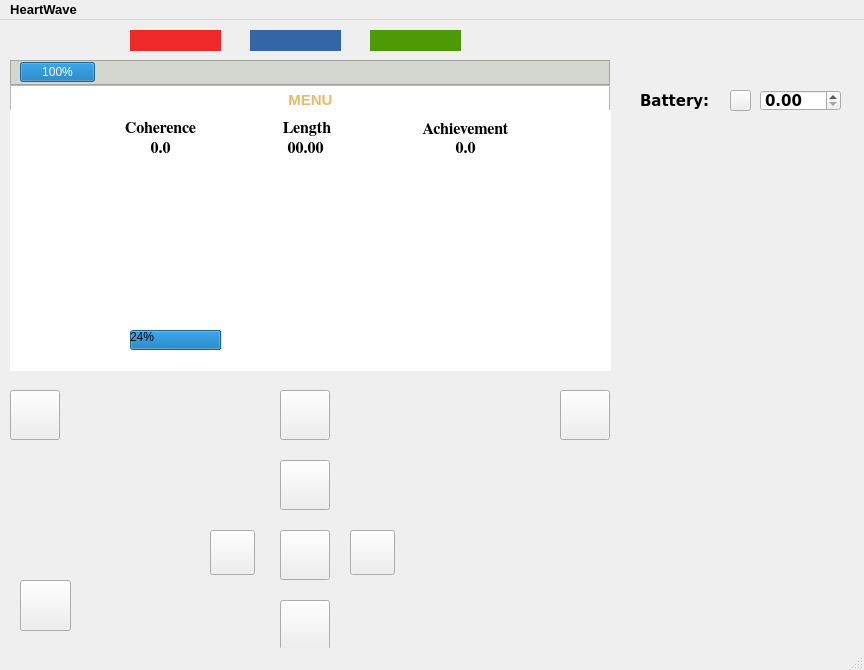
Above: mainwindow.ui from Cherrybomb33/HeartWave before the change. Below: the same form after it.
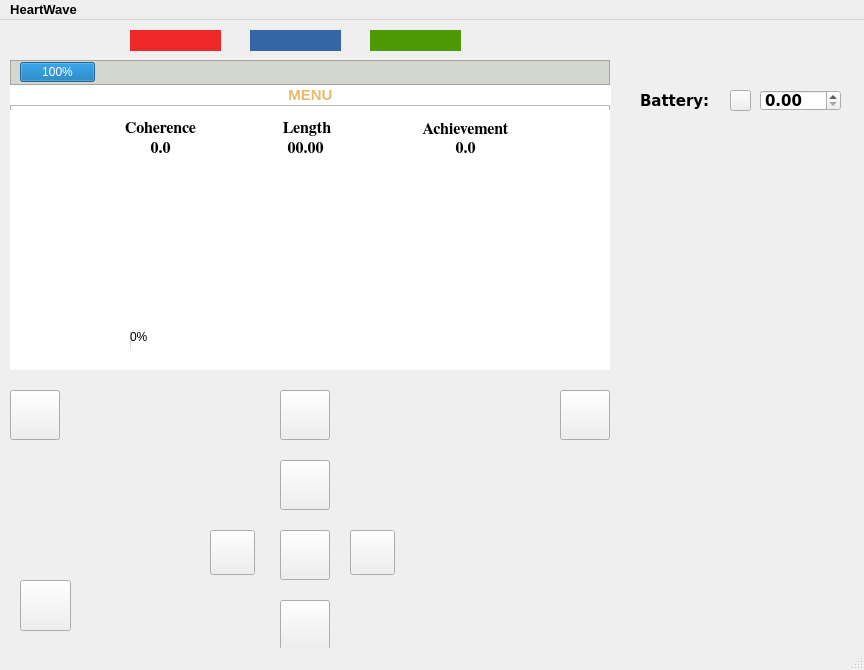
That is the form after the change. The open tabs and pages were chosen to show the change. Icons and pictures are not drawn. Custom widgets are drawn as their Qt base class.

Commit message: GUI start new session now is working

Patch:
```diff
--- a/mainwindow.ui
+++ b/mainwindow.ui
@@ -28,7 +28,7 @@
       <x>10</x>
       <y>40</y>
       <width>600</width>
-      <height>300</height>
+      <height>310</height>
      </rect>
     </property>
     <property name="styleSheet">
@@ -39,9 +39,9 @@
     <property name="geometry">
      <rect>
       <x>10</x>
-      <y>65</y>
+      <y>85</y>
       <width>600</width>
-      <height>275</height>
+      <height>265</height>
      </rect>
     </property>
    </widget>
@@ -360,8 +360,8 @@
      <rect>
       <x>10</x>
       <y>90</y>
-      <width>601</width>
-      <height>261</height>
+      <width>600</width>
+      <height>260</height>
      </rect>
     </property>
     <property name="font">
@@ -518,7 +518,7 @@
        <string notr="true">QProgressBar { border: none; }</string>
       </property>
       <property name="value">
-       <number>24</number>
+       <number>0</number>
       </property>
      </widget>
      <widget class="QCustomPlot" name="sessionGraph" native="true">
@@ -857,7 +857,7 @@
     <property name="geometry">
      <rect>
       <x>10</x>
-      <y>70</y>
+      <y>65</y>
       <width>601</width>
       <height>20</height>
      </rect>
@@ -870,6 +870,9 @@
       <bold>true</bold>
      </font>
     </property>
+    <property name="styleSheet">
+     <string notr="true">background-color: rgb(255, 255, 255);</string>
+    </property>
     <property name="text">
      <string>&lt;html&gt;&lt;head/&gt;&lt;body&gt;&lt;p align=&quot;center&quot;&gt;&lt;span style=&quot; font-weight:600; color:#e9b96e;&quot;&gt;MENU&lt;/span&gt;&lt;/p&gt;&lt;/body&gt;&lt;/html&gt;</string>
     </property>
```
Left out of the diff: 2 changed lines with no effect on the pictures. The commit also changes 4 other files.
